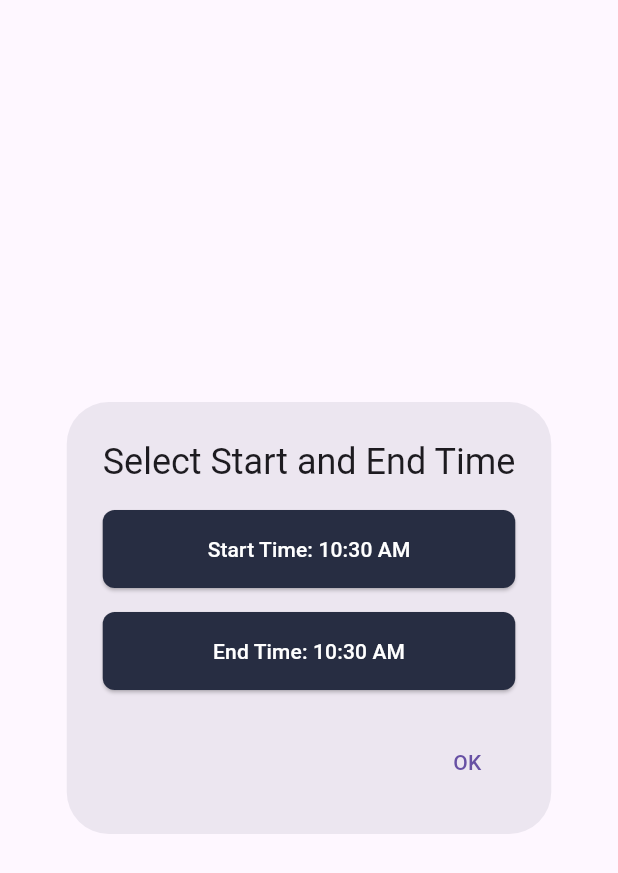
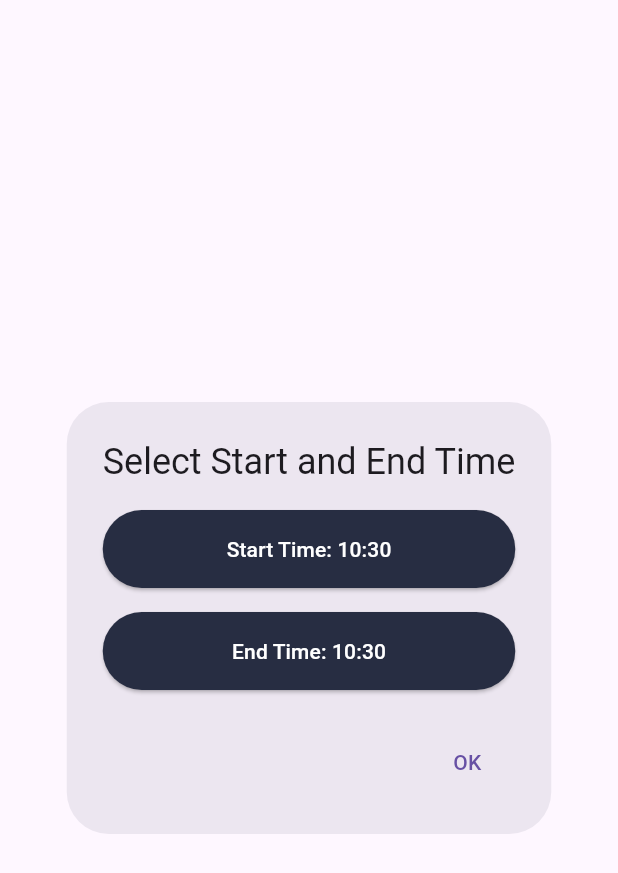
Before and after one commit to punipyuni/SleepPal, a Flutter app: the TimeRangePickerDialog widget shown alone on an empty page, opened directly with empty values, on a phone screen of 412 x 824 dp. Shown: the top 873 px of the screen. Run offline on Flutter 3.47's test engine with Material 3 defaults, Android fonts, the phone set to English and light mode, and no system bars; our stand-ins replace dash_chat_2, fl_chart, velocity_x; missing offline and left inert: health; network calls fail.

Commit message:
update time format

```diff
--- a/lib/widgets/Sleep/time_range_picker.dart
+++ b/lib/widgets/Sleep/time_range_picker.dart
@@ -26,7 +26,8 @@ class _TimeRangePickerDialogState extends State<TimeRangePickerDialog> {
     endTime = widget.initialEndTime;
   }
 
-  Future<void> _showCupertinoTimePicker(BuildContext context, bool isStart) async {
+  Future<void> _showCupertinoTimePicker(
+      BuildContext context, bool isStart) async {
     final TimeOfDay? pickedTime = await showModalBottomSheet<TimeOfDay>(
       context: context,
       builder: (BuildContext context) {
@@ -38,7 +39,12 @@ class _TimeRangePickerDialogState extends State<TimeRangePickerDialog> {
                 child: CupertinoDatePicker(
                   mode: CupertinoDatePickerMode.time,
                   use24hFormat: true, // Enable 24-hour format
-                  initialDateTime: DateTime(2020, 1, 1, isStart ? startTime.hour : endTime.hour, isStart ? startTime.minute : endTime.minute),
+                  initialDateTime: DateTime(
+                      2020,
+                      1,
+                      1,
+                      isStart ? startTime.hour : endTime.hour,
+                      isStart ? startTime.minute : endTime.minute),
                   onDateTimeChanged: (DateTime newDateTime) {
                     if (isStart) {
                       setState(() {
@@ -73,6 +79,12 @@ class _TimeRangePickerDialogState extends State<TimeRangePickerDialog> {
     }
   }
 
+  String _formatTo24Hour(TimeOfDay time) {
+    final hour = time.hour.toString().padLeft(2, '0');
+    final minute = time.minute.toString().padLeft(2, '0');
+    return '$hour:$minute';
+  }
+
   @override
   Widget build(BuildContext context) {
     return AlertDialog(
@@ -89,13 +101,14 @@ class _TimeRangePickerDialogState extends State<TimeRangePickerDialog> {
                 style: ElevatedButton.styleFrom(
                   padding: const EdgeInsets.symmetric(vertical: 16),
                   shape: RoundedRectangleBorder(
-                    borderRadius: BorderRadius.circular(8),
+                    borderRadius: BorderRadius.circular(32),
                   ),
                   backgroundColor: const Color(0xFF272D42), // Custom color
                 ),
                 child: Text(
-                  'Start Time: ${startTime.format(context)}',
-                  style: const TextStyle(color: Colors.white), // White text color
+                  'Start Time: ${_formatTo24Hour(startTime)}', // Use custom format function
+                  style:
+                      const TextStyle(color: Colors.white), // White text color
                 ),
               ),
             ),
@@ -108,13 +121,14 @@ class _TimeRangePickerDialogState extends State<TimeRangePickerDialog> {
                 style: ElevatedButton.styleFrom(
                   padding: const EdgeInsets.symmetric(vertical: 16),
                   shape: RoundedRectangleBorder(
-                    borderRadius: BorderRadius.circular(8),
+                    borderRadius: BorderRadius.circular(32),
                   ),
                   backgroundColor: const Color(0xFF272D42), // Custom color
                 ),
                 child: Text(
-                  'End Time: ${endTime.format(context)}',
-                  style: const TextStyle(color: Colors.white), // White text color
+                  'End Time: ${_formatTo24Hour(endTime)}', // Use custom format function
+                  style:
+                      const TextStyle(color: Colors.white), // White text color
                 ),
               ),
             ),
```
